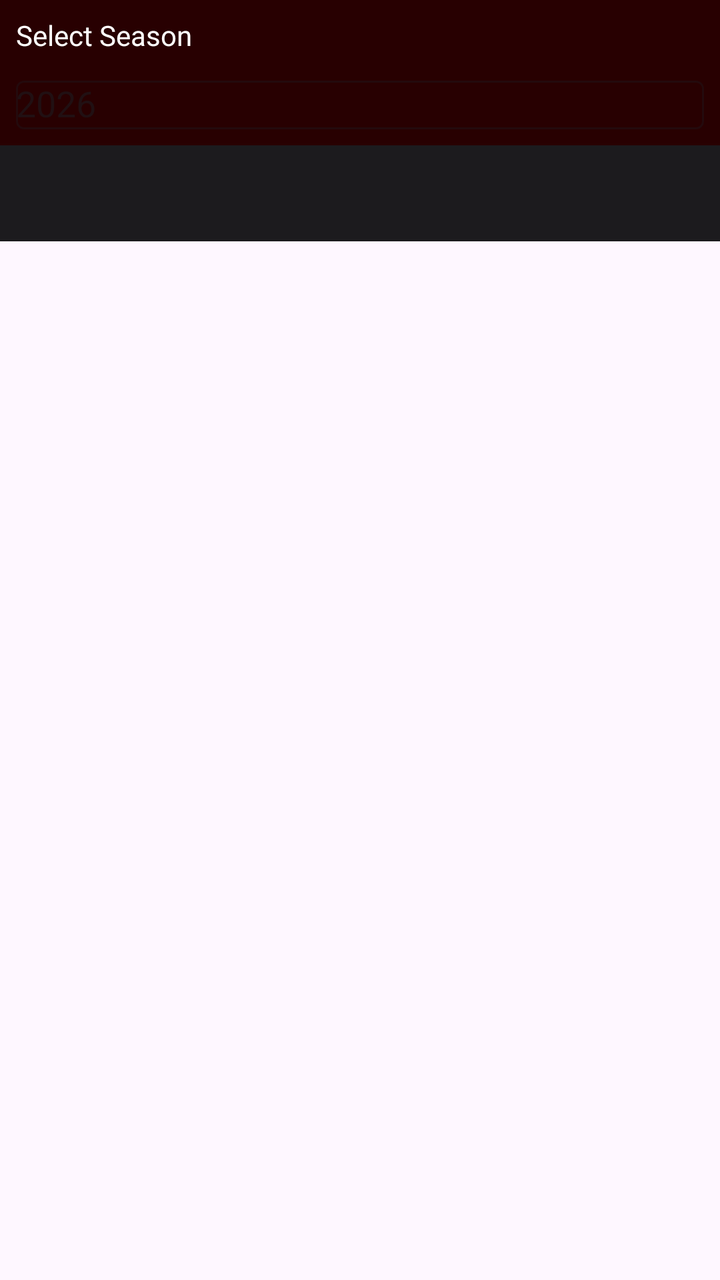
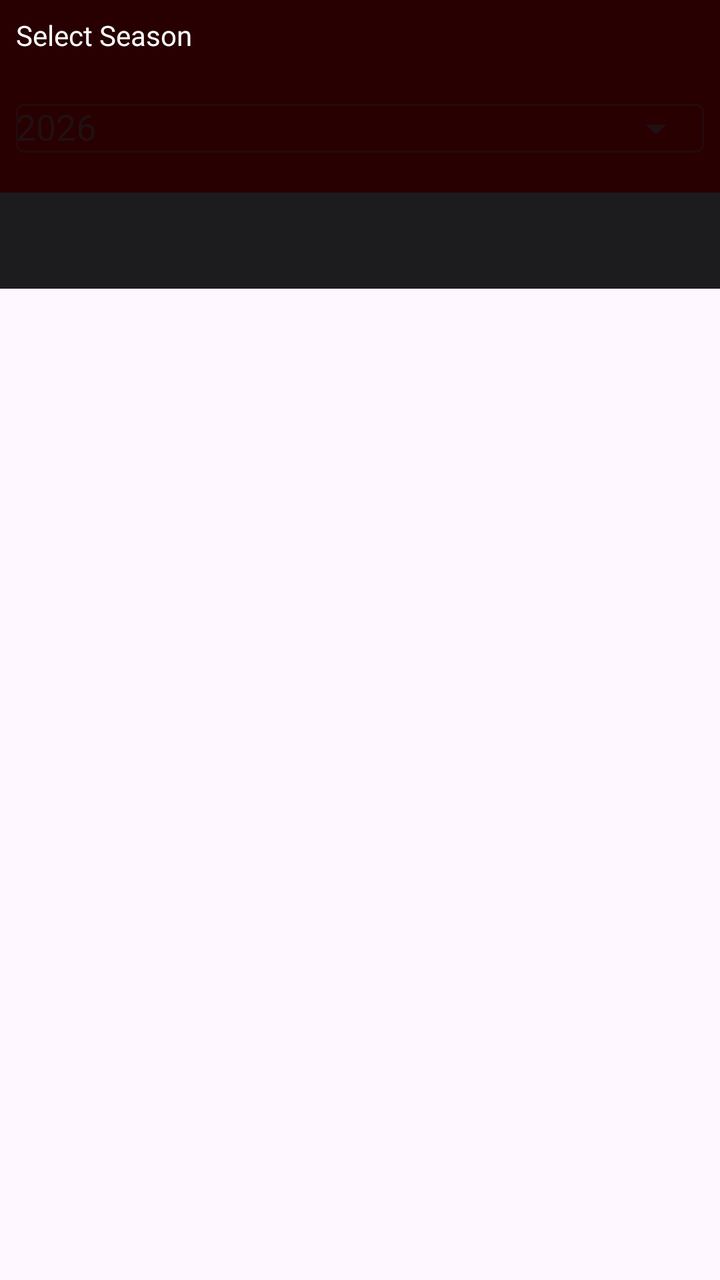

Screens rendered from an Android XML layout before and after an edit, with the pre-edit source and the edit as a unified diff.
<!-- AndroidManifest.xml: application theme Theme.ApexRacing -->
<!-- res/layout/fragment_stats_main.xml -->
<?xml version="1.0" encoding="utf-8"?>
<androidx.constraintlayout.widget.ConstraintLayout xmlns:android="http://schemas.android.com/apk/res/android"
    xmlns:tools="http://schemas.android.com/tools"
    android:layout_width="match_parent"
    android:layout_height="match_parent"
    xmlns:app="http://schemas.android.com/apk/res-auto"
    tools:context=".ui.explore.ExploreMain"
    android:id="@+id/exploreFragment">


    
    <LinearLayout
        android:id="@+id/statsSeasonContainer"
        android:layout_width="0dp"
        android:layout_height="wrap_content"
        android:orientation="vertical"
        android:padding="8dp"
        android:background="@color/background_color"
        app:layout_constraintTop_toTopOf="parent"
        app:layout_constraintStart_toStartOf="parent"
        app:layout_constraintEnd_toEndOf="parent">

        <com.google.android.material.textview.MaterialTextView
            android:layout_width="match_parent"
            android:layout_height="wrap_content"
            android:text="@string/select_season"
            android:textColor="@color/white"
            android:textSize="14sp"
            android:layout_marginBottom="@dimen/default_small_margin" />

        <com.google.android.material.textfield.TextInputLayout
            android:layout_width="match_parent"
            android:layout_height="wrap_content"
            style="@style/Widget.MaterialComponents.TextInputLayout.OutlinedBox.Dense">

            <com.google.android.material.textfield.MaterialAutoCompleteTextView
                android:id="@+id/statsSeasonSelector"
                android:layout_width="match_parent"
                android:layout_height="wrap_content"
                android:hint="@string/_2026"
                android:textColor="@color/white"
                android:inputType="none" />

        </com.google.android.material.textfield.TextInputLayout>

    </LinearLayout>

    <com.google.android.material.tabs.TabLayout
        android:id="@+id/explore_TAB"
        android:layout_width="0dp"
        android:layout_height="wrap_content"

        android:background="@color/menu_background"
        app:tabTextColor="@color/grey_inline"
        app:tabSelectedTextColor="@color/red_inline"
        app:tabIndicatorColor="@color/red_inline"

        app:layout_constraintTop_toBottomOf="@id/statsSeasonContainer"
        app:layout_constraintStart_toStartOf="parent"
        app:layout_constraintEnd_toEndOf="parent"
        />
    <androidx.viewpager2.widget.ViewPager2
        android:id="@+id/explore_PAGER"
        android:layout_width="0dp"
        android:layout_height="0dp"
        app:layout_constraintTop_toBottomOf="@id/explore_TAB"
        app:layout_constraintBottom_toBottomOf="parent"
        app:layout_constraintStart_toStartOf="parent"
        app:layout_constraintEnd_toEndOf="parent"/>



</androidx.constraintlayout.widget.ConstraintLayout>
<!-- resources referenced by this layout -->
<resources>
  <color name="background_color">#280001</color>
  <color name="grey_inline">#CBC5D1</color>
  <color name="menu_background">#1C1B1E</color>
  <color name="red_inline">#FF2E2E</color>
  <color name="white">#FFFFFFFF</color>
  <dimen name="default_small_margin">8dp</dimen>
  <string name="_2026">2026</string>
  <string name="select_season">Select Season</string>
  <style name="Theme.ApexRacing" parent="Base.Theme.ApexRacing" />
  <style name="Base.Theme.ApexRacing" parent="Theme.Material3.DayNight.NoActionBar">
          
          
      </style>
</resources>

<!-- the commit's change to res/layout/fragment_stats_main.xml (unified diff, before → after) -->
@@ -31,7 +31,9 @@
         <com.google.android.material.textfield.TextInputLayout
             android:layout_width="match_parent"
             android:layout_height="wrap_content"
-            style="@style/Widget.MaterialComponents.TextInputLayout.OutlinedBox.Dense">
+            style="@style/Widget.MaterialComponents.TextInputLayout.OutlinedBox.Dense"
+            app:endIconMode="dropdown_menu">
+
 
             <com.google.android.material.textfield.MaterialAutoCompleteTextView
                 android:id="@+id/statsSeasonSelector"
